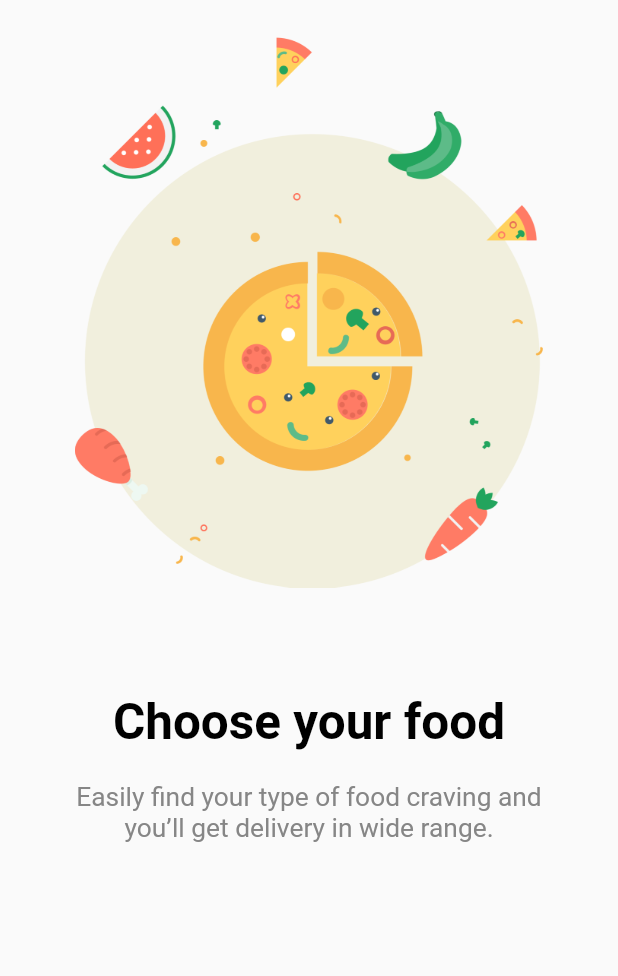
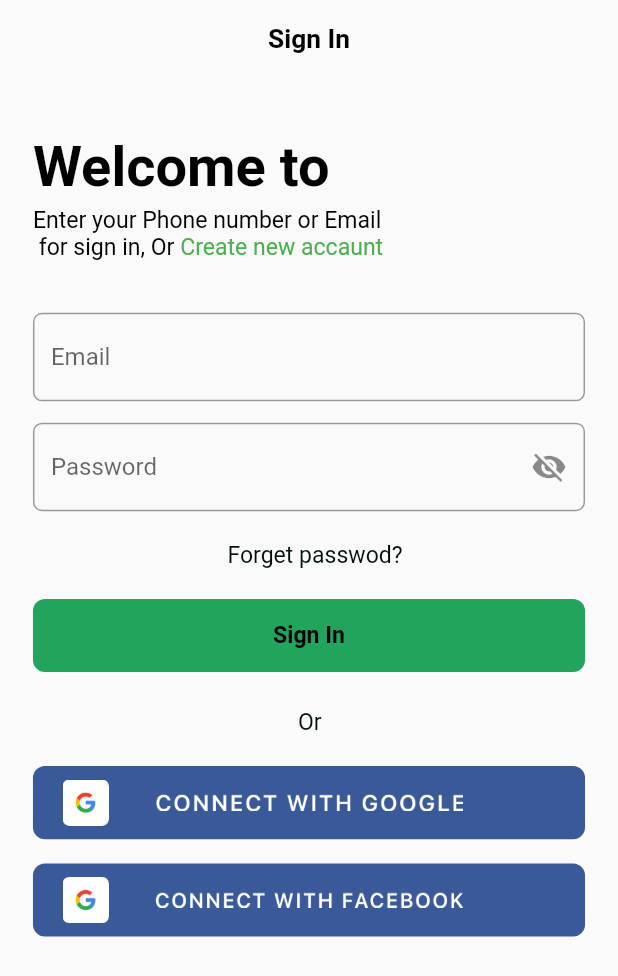
Before and after one commit to avazbekdeveloper11/fast_food_app, a Flutter app: the screen it shows after launch, on a phone screen of 412 x 824 dp. Shown: the top 976 px of the screen. Run offline on Flutter 3.47's test engine with Material 2 defaults, Android fonts, the phone set to English and light mode, and no system bars.

Commit message:
sigin in page bitdi

```diff
--- /dev/null
+++ b/lib/components/companents.dart
@@ -0,0 +1,3 @@
+import 'package:flutter/rendering.dart';
+
+BorderRadius radiusCircular(double r) => BorderRadius.all(Radius.circular(r));
--- /dev/null
+++ b/lib/provider/firstpage_provider.dart
@@ -0,0 +1,8 @@
+import 'package:flutter/material.dart';
+
+class FirstPageProvider {
+  FirstPageProvider(context) {
+    Future.delayed(const Duration(seconds: 3),
+        () => Navigator.pushReplacementNamed(context, "/signIn"));
+  }
+}
--- /dev/null
+++ b/lib/provider/show_password_provider.dart
@@ -0,0 +1,10 @@
+import 'package:flutter/material.dart';
+
+class ShowPasswordProvider extends ChangeNotifier {
+  bool show = true;
+
+  void showPassword() {
+    show = !show;
+    notifyListeners();
+  }
+}
--- a/lib/router/router.dart
+++ b/lib/router/router.dart
@@ -1,4 +1,5 @@
 import 'package:fast_food/screens/first_page/first_page.dart';
+import 'package:fast_food/screens/signIn.page/signIn.dart';
 import 'package:flutter/material.dart';
 
 class GenerateRoute {
@@ -8,6 +9,8 @@ class GenerateRoute {
     switch (settings.name) {
       case '/':
         return MaterialPageRoute(builder: (context) => const FirstPage());
+      case '/signIn':
+        return MaterialPageRoute(builder: (context) => SignIn());
     }
   }
 }
--- a/lib/screens/first_page/first_page.dart
+++ b/lib/screens/first_page/first_page.dart
@@ -1,4 +1,5 @@
 import 'package:fast_food/constant/sizeConfig.dart';
+import 'package:fast_food/provider/firstpage_provider.dart';
 import 'package:fast_food/widgets/padding.dart';
 import 'package:fast_food/widgets/texts.dart';
 import 'package:flutter/material.dart';
@@ -9,6 +10,7 @@ class FirstPage extends StatelessWidget {
   @override
   Widget build(BuildContext context) {
     SizeConfig().init(context);
+    FirstPageProvider(context);
     return Scaffold(
       body: SafeArea(
         child: Column(
@@ -39,7 +41,7 @@ class FirstPage extends StatelessWidget {
                 size: 16,
                 color: const Color(0xFF868686),
               ),
-            )
+            ),
           ],
         ),
       ),
--- /dev/null
+++ b/lib/screens/signIn.page/signIn.dart
@@ -0,0 +1,127 @@
+import 'package:fast_food/components/companents.dart';
+import 'package:fast_food/constant/sizeConfig.dart';
+import 'package:fast_food/provider/show_password_provider.dart';
+import 'package:fast_food/widgets/container_button.dart';
+import 'package:fast_food/widgets/icon_button.dart';
+import 'package:fast_food/widgets/padding.dart';
+import 'package:fast_food/widgets/text_buttons.dart';
+import 'package:fast_food/widgets/texts.dart';
+import 'package:flutter/material.dart';
+import 'package:provider/provider.dart';
+
+class SignIn extends StatelessWidget {
+  SignIn({Key? key}) : super(key: key);
+  TextEditingController _emailController = TextEditingController();
+  TextEditingController _passwordController = TextEditingController();
+  @override
+  Widget build(BuildContext context) {
+    return Scaffold(
+      body: SafeArea(
+        child: SingleChildScrollView(
+          child: Column(
+            crossAxisAlignment: CrossAxisAlignment.start,
+            children: [
+              paddingSymmetric(
+                vertical: 16,
+                horizontal: 94,
+                child: SizedBox(
+                  width: getW(187),
+                  child: textBold("Sign In", size: 16),
+                ),
+              ),
+              paddingOnly(
+                top: 35,
+                left: 20,
+                child: textBold("Welcome to", size: 34),
+              ),
+              paddingOnly(
+                top: 5,
+                left: 20,
+                child: Column(
+                  crossAxisAlignment: CrossAxisAlignment.start,
+                  children: [
+                    textnormal("Enter your Phone number or Email"),
+                    Row(
+                      children: [
+                        textnormal("for sign in, Or  "),
+                        textButton(
+                          "Create new accaunt",
+                          () {},
+                        ),
+                      ],
+                    ),
+                  ],
+                ),
+              ),
+              paddingOnly(
+                top: 34,
+                left: 20,
+                right: 20,
+                child: TextFormField(
+                  controller: _emailController,
+                  decoration: InputDecoration(
+                    hintText: "Email",
+                    border: OutlineInputBorder(borderRadius: radiusCircular(6)),
+                  ),
+                ),
+              ),
+              ChangeNotifierProvider<ShowPasswordProvider>(
+                create: (context) => ShowPasswordProvider(),
+                builder: (context, child) => paddingOnly(
+                  top: 14,
+                  left: 20,
+                  right: 20,
+                  child: TextFormField(
+                    controller: _passwordController,
+                    obscureText: context.watch<ShowPasswordProvider>().show,
+                    decoration: InputDecoration(
+                      hintText: "Password",
+                      border: OutlineInputBorder(borderRadius: radiusCircular(6)),
+                      suffixIcon: iconButton(
+                        Icon(context.watch<ShowPasswordProvider>().show
+                            ? Icons.visibility_off
+                            : Icons.visibility_outlined),
+                        () {
+                          context.read<ShowPasswordProvider>().showPassword();
+                        },
+                      ),
+                    ),
+                  ),
+                ),
+              ),
+              paddingOnly(
+                top: 20,
+                left: 138,
+                child: textButton("Forget passwod?", () {},
+                    color: const Color(0xFF010F07)),
+              ),
+              paddingOnly(
+                top: 20,
+                left: 20,
+                child: containerButton("Sign In", () {}),
+              ),
+              paddingOnly(
+                top: 24,
+                left: 168,
+                child: SizedBox(
+                  width: getW(40),
+                  child: textnormal("Or", color: const Color(0xFF010F07)),
+                ),
+              ),
+              paddingOnly(
+                  left: 20,
+                  top: 20,
+                  child: button_sign(
+                      img: "assets/logo/with_google.png", ontap: () {})),
+              paddingOnly(
+                  top: 16,
+                  left: 20,
+                  child: button_sign(
+                      img: "assets/logo/with_facebook.png", ontap: () {}))
+            ],
+          ),
+        ),
+      ),
+    );
+  }
+}
--- /dev/null
+++ b/lib/widgets/container_button.dart
@@ -0,0 +1,49 @@
+import 'dart:developer';
+
+import 'package:fast_food/components/companents.dart';
+import 'package:fast_food/constant/sizeConfig.dart';
+import 'package:fast_food/widgets/padding.dart';
+import 'package:fast_food/widgets/texts.dart';
+import 'package:flutter/material.dart';
+
+InkWell containerButton(text, ontap) {
+  return InkWell(
+    child: Container(
+      height: getH(48),
+      width: getW(335),
+      child: Center(child: textBold(text)),
+      decoration: BoxDecoration(
+        color: const Color(0xFF22A45D),
+        borderRadius: radiusCircular(8),
+      ),
+    ),
+    onTap: ontap,
+  );
+}
+
+InkWell button_sign(
+    {Color color = const Color(0xFF395998),
+    img = "assets/logo/with_google.png",
+    logo = "assets/logo/google.png",
+    ontap}) {
+  return InkWell(
+    child: Container(
+      decoration: BoxDecoration(borderRadius: radiusCircular(8), color: color),
+      height: getH(48),
+      width: getW(335),
+      child: paddingOnly(
+        left: 18,
+        right: 74,
+        child: Row(
+          mainAxisAlignment: MainAxisAlignment.spaceBetween,
+          children: [
+            SizedBox(
+                width: getW(28), height: getW(28), child: Image.asset(logo)),
+            SizedBox(width: getW(187), child: Image.asset(img)),
+          ],
+        ),
+      ),
+    ),
+    onTap: ontap,
+  );
+}
--- /dev/null
+++ b/lib/widgets/icon_button.dart
@@ -0,0 +1,9 @@
+import 'package:flutter/material.dart';
+
+IconButton iconButton(Icon icon, ontap) {
+  return IconButton(
+    icon: icon,
+    onPressed: ontap,
+    splashRadius: 18,
+  );
+}
--- /dev/null
+++ b/lib/widgets/text_buttons.dart
@@ -0,0 +1,8 @@
+import 'package:fast_food/widgets/texts.dart';
+import 'package:flutter/material.dart';
+
+InkWell textButton(text, ontap, {color = Colors.green}) => InkWell(
+    child: textnormal(text, color: color),
+    onTap: ontap,
+    splashColor: Colors.transparent,
+    highlightColor: Colors.transparent);
--- a/pubspec.yaml
+++ b/pubspec.yaml
@@ -34,6 +34,7 @@ dependencies:
   # The following adds the Cupertino Icons font to your application.
   # Use with the CupertinoIcons class for iOS style icons.
   cupertino_icons: ^1.0.2
+  provider: ^6.0.2
 
 dev_dependencies:
   flutter_test:
@@ -60,6 +61,7 @@ flutter:
   # To add assets to your application, add an assets section, like this:
   assets:
     - assets/images/
+    - assets/logo/
   #   - images/a_dot_ham.jpeg
 
   # An image asset can refer to one or more resolution-specific "variants", see
```
Also changed, not shown: assets/logo/facebook.png (added), assets/logo/google.png (added), assets/logo/with_facebook.png (added), assets/logo/with_google.png (added), lib/constant/constant.dart (added), lib/service/service.dart (added), pubspec.lock.
